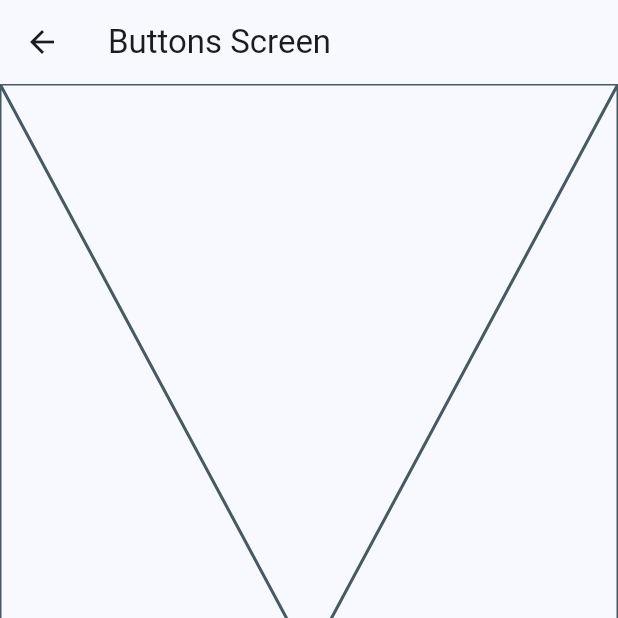
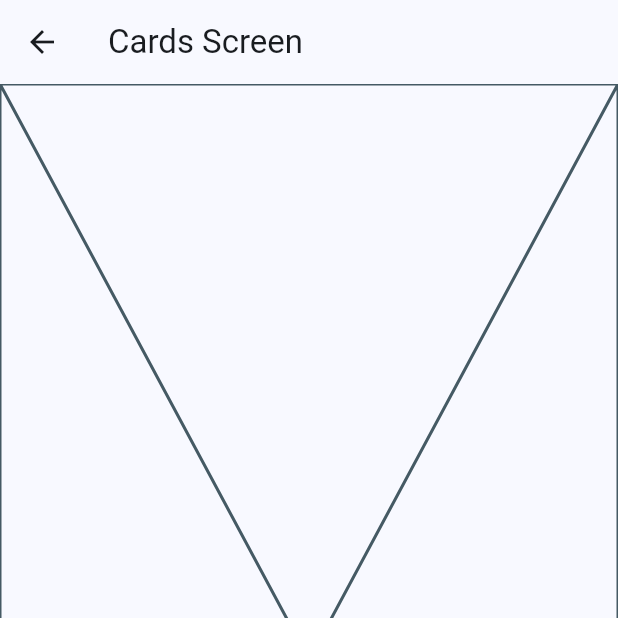
Before and after one commit to Max-500/widgets-app-flutter, a Flutter app: the HomeScreen screen opened by its route, after a tap on "Buttons", on a phone screen of 412 x 824 dp, the top half of it. Run offline on Flutter 3.47's test engine with Material 3 defaults, Android fonts, the phone set to English and light mode, and no system bars; our stand-ins replace go_router.

Commit message:
routes by name implementation

```diff
--- a/lib/config/router/app_router.dart
+++ b/lib/config/router/app_router.dart
@@ -5,14 +5,17 @@ final appRouter = GoRouter(
   routes: [
     GoRoute(
       path: '/',
+      name: HomeScreen.name,
       builder: (context, state) => const HomeScreen(),
     ),
     GoRoute(
       path: '/cards',
+      name: CardsScreen.name,
       builder: (context, state) => const CardsScreen(),
     ),
     GoRoute(
       path: '/buttons',
+      name: ButtonsScreen.name,
       builder: (context, state) => const ButtonsScreen(),
     )
   ],
--- a/lib/main.dart
+++ b/lib/main.dart
@@ -1,9 +1,6 @@
 import 'package:flutter/material.dart';
 import 'package:widgets_app/config/router/app_router.dart';
 import 'package:widgets_app/config/theme/app_theme.dart';
-import 'package:widgets_app/presentation/screens/buttons/buttons_screen.dart';
-import 'package:widgets_app/presentation/screens/cards/cards_screen.dart';
-import 'package:widgets_app/presentation/screens/home/home_screenn.dart';
 
 void main() {
   runApp(const MainApp());
--- a/lib/presentation/screens/buttons/buttons_screen.dart
+++ b/lib/presentation/screens/buttons/buttons_screen.dart
@@ -1,6 +1,8 @@
 import 'package:flutter/material.dart';
 
 class ButtonsScreen extends StatelessWidget {
+  static const String name = 'buttons_screen';
+
   const ButtonsScreen({super.key});
 
   @override
--- a/lib/presentation/screens/cards/cards_screen.dart
+++ b/lib/presentation/screens/cards/cards_screen.dart
@@ -1,6 +1,8 @@
 import 'package:flutter/material.dart';
 
 class CardsScreen extends StatelessWidget {
+  static const String name = 'cards_screen';
+
   const CardsScreen({super.key});
 
   @override
--- a/lib/presentation/screens/home/home_screenn.dart
+++ b/lib/presentation/screens/home/home_screenn.dart
@@ -1,8 +1,11 @@
 import 'package:flutter/material.dart';
 import 'package:go_router/go_router.dart';
 import 'package:widgets_app/config/menu-items/menu_items.dart';
+import 'package:widgets_app/presentation/screens/cards/cards_screen.dart';
 
 class HomeScreen extends StatelessWidget {
+  static const String name = 'home_screen';
+
   const HomeScreen({super.key});
 
   @override
@@ -55,7 +58,7 @@ class _CustomListTile extends StatelessWidget {
       title: Text(menuItem.title),
       subtitle: Text(menuItem.subtitle),
       onTap: () {
-        context.push(menuItem.link);
+        context.pushNamed(CardsScreen.name);
       },
     );
   }
```
